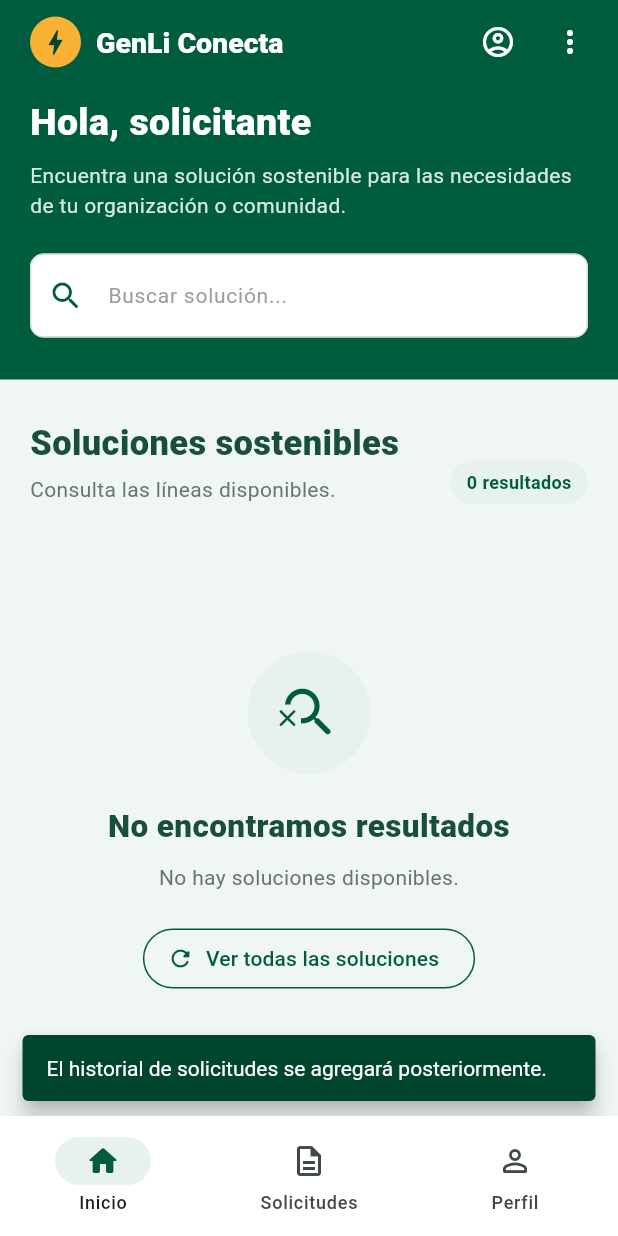
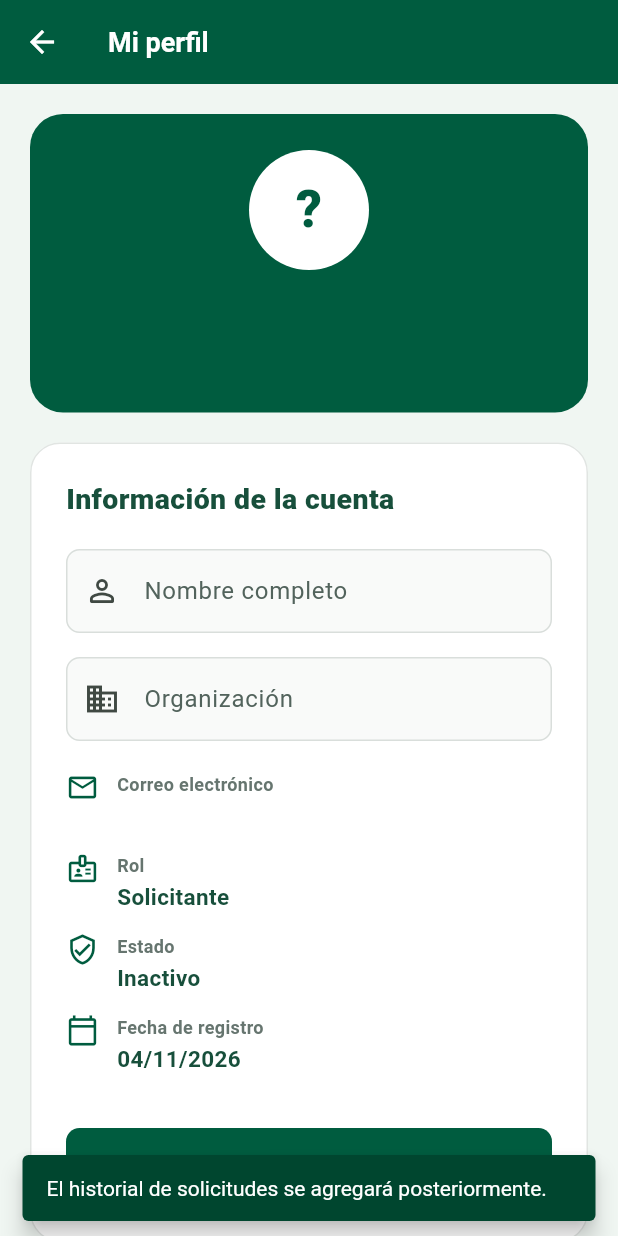
Before and after one commit to JuanEraso23/genli_conecta, a Flutter app: the HomeScreen screen opened by its route, item 2 of the bottom bar chosen, after a tap on the "account circle" icon, on a phone screen of 412 x 824 dp. Run offline on Flutter 3.47's test engine with Material 3 defaults, Android fonts, the phone set to English and light mode, and no system bars; our stand-ins replace cloud_firestore, firebase_auth, firebase_core; accounts and stored records are empty.

Commit message:
feat: consultar y editar perfil del usuario

```diff
--- a/lib/app/routes.dart
+++ b/lib/app/routes.dart
@@ -3,6 +3,7 @@ import 'package:flutter/material.dart';
 import '../screens/auth/login_screen.dart';
 import '../screens/auth/password_recovery_screen.dart';
 import '../screens/auth/register_screen.dart';
+import '../screens/profile/profile_screen.dart';
 import '../screens/home/home_screen.dart';
 
 abstract final class AppRoutes {
@@ -10,6 +11,7 @@ abstract final class AppRoutes {
   static const String passwordRecovery = '/password-recovery';
   static const String register = '/register';
   static const String home = '/home';
+  static const String profile = '/profile';
 
   static Route<dynamic> generateRoute(RouteSettings settings) {
     switch (settings.name) {
@@ -37,6 +39,12 @@ abstract final class AppRoutes {
           settings: settings,
         );
 
+      case profile:
+        return MaterialPageRoute(
+          builder: (_) => const ProfileScreen(),
+          settings: settings,
+        );
+
       default:
         return MaterialPageRoute(
           builder: (_) => const LoginScreen(),
--- a/lib/screens/home/home_screen.dart
+++ b/lib/screens/home/home_screen.dart
@@ -128,18 +128,12 @@ class _HomeScreenState extends State<HomeScreen> {
   void _abrirAdminSolicitudes() {
     Navigator.push(
       context,
-      MaterialPageRoute(
-        builder: (context) => const AdminSolicitudesScreen(),
-      ),
+      MaterialPageRoute(builder: (context) => const AdminSolicitudesScreen()),
     );
   }
 
   void _mostrarPerfil() {
-    ScaffoldMessenger.of(context).showSnackBar(
-      const SnackBar(
-        content: Text('La pantalla de perfil se agregará posteriormente.'),
-      ),
-    );
+    Navigator.pushNamed(context, AppRoutes.profile);
   }
 
   void _mostrarSolicitudes() {
@@ -273,11 +267,15 @@ class _HomeScreenState extends State<HomeScreen> {
                     ],
                   ),
                 ),
-                PopupMenuItem<String>( // NUEVO
+                PopupMenuItem<String>(
+                  // NUEVO
                   value: 'admin', // NUEVO
-                  child: Row( // NUEVO
-                    children: [ // NUEVO
-                      Icon( // NUEVO
+                  child: Row(
+                    // NUEVO
+                    children: [
+                      // NUEVO
+                      Icon(
+                        // NUEVO
                         Icons.admin_panel_settings_outlined, // NUEVO
                         color: AppColors.verdePrincipal, // NUEVO
                       ), // NUEVO
--- /dev/null
+++ b/lib/screens/profile/profile_screen.dart
@@ -0,0 +1,523 @@
+import 'package:cloud_firestore/cloud_firestore.dart';
+import 'package:flutter/material.dart';
+
+import '../../app/theme.dart';
+import '../../models/usuario.dart';
+import '../../services/auth_service.dart';
+
+class ProfileScreen extends StatefulWidget {
+  const ProfileScreen({super.key});
+
+  @override
+  State<ProfileScreen> createState() => _ProfileScreenState();
+}
+
+class _ProfileScreenState extends State<ProfileScreen> {
+  final GlobalKey<FormState> _formKey = GlobalKey<FormState>();
+
+  final TextEditingController _nombreController = TextEditingController();
+
+  final TextEditingController _organizacionController = TextEditingController();
+
+  final AuthService _authService = AuthService();
+
+  Usuario? _usuario;
+  bool _cargandoPerfil = true;
+  bool _guardando = false;
+  String? _mensajeError;
+
+  @override
+  void initState() {
+    super.initState();
+    _cargarPerfil();
+  }
+
+  @override
+  void dispose() {
+    _nombreController.dispose();
+    _organizacionController.dispose();
+    super.dispose();
+  }
+
+  Future<void> _cargarPerfil() async {
+    setState(() {
+      _cargandoPerfil = true;
+      _mensajeError = null;
+    });
+
+    try {
+      final Usuario? usuario = await _authService.obtenerPerfilActual();
+
+      if (!mounted) {
+        return;
+      }
+
+      if (usuario == null) {
+        setState(() {
+          _cargandoPerfil = false;
+          _mensajeError = 'No fue posible encontrar el perfil del usuario.';
+        });
+
+        return;
+      }
+
+      _nombreController.text = usuario.nombre;
+      _organizacionController.text = usuario.organizacion;
+
+      setState(() {
+        _usuario = usuario;
+        _cargandoPerfil = false;
+      });
+    } on FirebaseException catch (_) {
+      if (!mounted) {
+        return;
+      }
+
+      setState(() {
+        _cargandoPerfil = false;
+        _mensajeError = 'No fue posible consultar el perfil.';
+      });
+    } catch (_) {
+      if (!mounted) {
+        return;
+      }
+
+      setState(() {
+        _cargandoPerfil = false;
+        _mensajeError = 'Ocurrió un error inesperado al cargar el perfil.';
+      });
+    }
+  }
+
+  Future<void> _guardarCambios() async {
+    FocusScope.of(context).unfocus();
+
+    if (!_formKey.currentState!.validate()) {
+      return;
+    }
+
+    setState(() {
+      _guardando = true;
+    });
+
+    try {
+      final Usuario usuarioActualizado = await _authService
+          .actualizarPerfilActual(
+            nombre: _nombreController.text,
+            organizacion: _organizacionController.text,
+          );
+
+      if (!mounted) {
+        return;
+      }
+
+      setState(() {
+        _usuario = usuarioActualizado;
+        _guardando = false;
+      });
+
+      ScaffoldMessenger.of(context).showSnackBar(
+        const SnackBar(
+          content: Text('El perfil fue actualizado correctamente.'),
+        ),
+      );
+    } on AuthServiceException catch (error) {
+      if (!mounted) {
+        return;
+      }
+
+      setState(() {
+        _guardando = false;
+      });
+
+      ScaffoldMessenger.of(
+        context,
+      ).showSnackBar(SnackBar(content: Text(error.mensaje)));
+    } catch (_) {
+      if (!mounted) {
+        return;
+      }
+
+      setState(() {
+        _guardando = false;
+      });
+
+      ScaffoldMessenger.of(context).showSnackBar(
+        const SnackBar(
+          content: Text('Ocurrió un error inesperado al actualizar el perfil.'),
+        ),
+      );
+    }
+  }
+
+  String? _validarNombre(String? valor) {
+    final String nombre = valor?.trim() ?? '';
+
+    if (nombre.isEmpty) {
+      return 'Ingresa tu nombre';
+    }
+
+    if (nombre.length < 3) {
+      return 'El nombre debe tener al menos 3 caracteres';
+    }
+
+    return null;
+  }
+
+  String? _validarOrganizacion(String? valor) {
+    final String organizacion = valor?.trim() ?? '';
+
+    if (organizacion.isEmpty) {
+      return 'Ingresa tu organización';
+    }
+
+    if (organizacion.length < 3) {
+      return 'La organización debe tener al menos 3 caracteres';
+    }
+
+    return null;
+  }
+
+  String _textoRol(RolUsuario rol) {
+    switch (rol) {
+      case RolUsuario.administrador:
+        return 'Administrador';
+      case RolUsuario.solicitante:
+        return 'Solicitante';
+    }
+  }
+
+  String _formatearFecha(DateTime fecha) {
+    final String dia = fecha.day.toString().padLeft(2, '0');
+    final String mes = fecha.month.toString().padLeft(2, '0');
+
+    return '$dia/$mes/${fecha.year}';
+  }
+
+  @override
+  Widget build(BuildContext context) {
+    return Scaffold(
+      backgroundColor: AppColors.fondoClaro,
+      appBar: AppBar(
+        backgroundColor: AppColors.verdePrincipal,
+        foregroundColor: AppColors.blanco,
+        title: const Text('Mi perfil'),
+      ),
+      body: SafeArea(child: _construirContenido()),
+    );
+  }
+
+  Widget _construirContenido() {
+    if (_cargandoPerfil) {
+      return const Center(child: CircularProgressIndicator());
+    }
+
+    if (_mensajeError != null || _usuario == null) {
+      return Center(
+        child: Container(
+          constraints: const BoxConstraints(maxWidth: 430),
+          padding: const EdgeInsets.all(28),
+          child: Column(
+            mainAxisSize: MainAxisSize.min,
+            children: [
+              const Icon(
+                Icons.person_off_outlined,
+                color: AppColors.textoSecundario,
+                size: 52,
+              ),
+              const SizedBox(height: 16),
+              Text(
+                _mensajeError ?? 'No fue posible consultar el perfil.',
+                textAlign: TextAlign.center,
+                style: const TextStyle(
+                  color: AppColors.textoSecundario,
+                  fontSize: 16,
+                ),
+              ),
+              const SizedBox(height: 20),
+              FilledButton.icon(
+                onPressed: _cargarPerfil,
+                icon: const Icon(Icons.refresh_rounded),
+                label: const Text('Reintentar'),
+              ),
+            ],
+          ),
+        ),
+      );
+    }
+
+    final Usuario usuario = _usuario!;
+
+    return LayoutBuilder(
+      builder: (context, constraints) {
+        return SingleChildScrollView(
+          keyboardDismissBehavior: ScrollViewKeyboardDismissBehavior.onDrag,
+          padding: const EdgeInsets.all(20),
+          child: Center(
+            child: Container(
+              width: double.infinity,
+              constraints: const BoxConstraints(maxWidth: 680),
+              child: Form(
+                key: _formKey,
+                child: Column(
+                  children: [
+                    _ProfileHeader(usuario: usuario),
+                    const SizedBox(height: 20),
+                    _ProfileFormCard(
+                      nombreController: _nombreController,
+                      organizacionController: _organizacionController,
+                      correo: usuario.correo,
+                      rol: _textoRol(usuario.rol),
+                      activo: usuario.activo,
+                      fechaRegistro: _formatearFecha(usuario.fechaRegistro),
+                      guardando: _guardando,
+                      validarNombre: _validarNombre,
+                      validarOrganizacion: _validarOrganizacion,
+                      onGuardar: _guardarCambios,
+                    ),
+                  ],
+                ),
+              ),
+            ),
+          ),
+        );
+      },
+    );
+  }
+}
+
+class _ProfileHeader extends StatelessWidget {
+  const _ProfileHeader({required this.usuario});
+
+  final Usuario usuario;
+
+  @override
+  Widget build(BuildContext context) {
+    final String inicial = usuario.nombre.trim().isEmpty
+        ? '?'
+        : usuario.nombre.trim()[0].toUpperCase();
+
+    return Container(
+      width: double.infinity,
+      padding: const EdgeInsets.all(24),
+      decoration: BoxDecoration(
+        color: AppColors.verdePrincipal,
+        borderRadius: BorderRadius.circular(22),
+      ),
+      child: Column(
+        children: [
+          CircleAvatar(
+            radius: 40,
+            backgroundColor: AppColors.blanco,
+            child: Text(
+              inicial,
+              style: const TextStyle(
+                color: AppColors.verdePrincipal,
+                fontSize: 34,
+                fontWeight: FontWeight.w800,
+              ),
+            ),
+          ),
+          const SizedBox(height: 14),
+          Text(
+            usuario.nombre,
+            textAlign: TextAlign.center,
+            style: const TextStyle(
+              color: AppColors.blanco,
+              fontSize: 22,
+              fontWeight: FontWeight.w800,
+            ),
+          ),
+          const SizedBox(height: 5),
+          Text(
+            usuario.correo,
+            textAlign: TextAlign.center,
+            style: const TextStyle(color: Color(0xFFD7EBE1), fontSize: 14),
+          ),
+        ],
+      ),
+    );
+  }
+}
+
+class _ProfileFormCard extends StatelessWidget {
+  const _ProfileFormCard({
+    required this.nombreController,
+    required this.organizacionController,
+    required this.correo,
+    required this.rol,
+    required this.activo,
+    required this.fechaRegistro,
+    required this.guardando,
+    required this.validarNombre,
+    required this.validarOrganizacion,
+    required this.onGuardar,
+  });
+
+  final TextEditingController nombreController;
+  final TextEditingController organizacionController;
+  final String correo;
+  final String rol;
+  final bool activo;
+  final String fechaRegistro;
+  final bool guardando;
+  final String? Function(String?) validarNombre;
+  final String? Function(String?) validarOrganizacion;
+  final VoidCallback onGuardar;
+
+  @override
+  Widget build(BuildContext context) {
+    return Card(
+      margin: EdgeInsets.zero,
+      elevation: 0,
+      color: AppColors.blanco,
+      shape: RoundedRectangleBorder(
+        borderRadius: BorderRadius.circular(20),
+        side: BorderSide(color: AppColors.bordeCampo.withValues(alpha: 0.8)),
+      ),
+      child: Padding(
+        padding: const EdgeInsets.all(24),
+        child: Column(
+          crossAxisAlignment: CrossAxisAlignment.start,
+          children: [
+            const Text(
+              'Información de la cuenta',
+              style: TextStyle(
+                color: AppColors.verdeTexto,
+                fontSize: 19,
+                fontWeight: FontWeight.w800,
+              ),
+            ),
+            const SizedBox(height: 20),
+            TextFormField(
+              controller: nombreController,
+              validator: validarNombre,
+              textInputAction: TextInputAction.next,
+              enabled: !guardando,
+              decoration: const InputDecoration(
+                labelText: 'Nombre completo',
+                prefixIcon: Icon(Icons.person_outline_rounded),
+                border: OutlineInputBorder(),
+              ),
+            ),
+            const SizedBox(height: 16),
+            TextFormField(
+              controller: organizacionController,
+              validator: validarOrganizacion,
+              textInputAction: TextInputAction.done,
+              enabled: !guardando,
+              onFieldSubmitted: (_) {
+                if (!guardando) {
+                  onGuardar();
+                }
+              },
+              decoration: const InputDecoration(
+                labelText: 'Organización',
+                prefixIcon: Icon(Icons.business_outlined),
+                border: OutlineInputBorder(),
+              ),
+            ),
+            const SizedBox(height: 20),
+            _ProfileInfoRow(
+              icon: Icons.email_outlined,
+              label: 'Correo electrónico',
+              value: correo,
+            ),
+            _ProfileInfoRow(
+              icon: Icons.badge_outlined,
+              label: 'Rol',
+              value: rol,
+            ),
+            _ProfileInfoRow(
+              icon: Icons.verified_user_outlined,
+              label: 'Estado',
+              value: activo ? 'Activo' : 'Inactivo',
+            ),
+            _ProfileInfoRow(
+              icon: Icons.calendar_today_outlined,
+              label: 'Fecha de registro',
+              value: fechaRegistro,
+            ),
+            const SizedBox(height: 22),
+            SizedBox(
+              width: double.infinity,
+              height: 52,
+              child: FilledButton.icon(
+                onPressed: guardando ? null : onGuardar,
+                icon: guardando
+                    ? const SizedBox.shrink()
+                    : const Icon(Icons.save_outlined),
+                label: guardando
+                    ? const SizedBox(
+                        width: 23,
+                        height: 23,
+                        child: CircularProgressIndicator(
+                          strokeWidth: 2.5,
+                          color: AppColors.blanco,
+                        ),
+                      )
+                    : const Text(
+                        'Guardar cambios',
+                        style: TextStyle(
+                          fontSize: 16,
+                          fontWeight: FontWeight.w700,
+                        ),
+                      ),
+              ),
+            ),
+          ],
+        ),
+      ),
+    );
+  }
+}
+
+class _ProfileInfoRow extends StatelessWidget {
+  const _ProfileInfoRow({
+    required this.icon,
+    required this.label,
+    required this.value,
+  });
+
+  final IconData icon;
+  final String label;
+  final String value;
+
+  @override
+  Widget build(BuildContext context) {
+    return Padding(
+      padding: const EdgeInsets.only(bottom: 14),
+      child: Row(
+        crossAxisAlignment: CrossAxisAlignment.start,
+        children: [
+          Icon(icon, color: AppColors.verdePrincipal, size: 22),
+          const SizedBox(width: 12),
+          Expanded(
+            child: Column(
+              crossAxisAlignment: CrossAxisAlignment.start,
+              children: [
+                Text(
+                  label,
+                  style: const TextStyle(
+                    color: AppColors.textoSecundario,
+                    fontSize: 12,
+                    fontWeight: FontWeight.w600,
+                  ),
+                ),
+                const SizedBox(height: 2),
+                Text(
+                  value,
+                  style: const TextStyle(
+                    color: AppColors.verdeTexto,
+                    fontSize: 15,
+                    fontWeight: FontWeight.w700,
+                  ),
+                ),
+              ],
+            ),
+          ),
+        ],
+      ),
+    );
+  }
+}
--- a/lib/services/auth_service.dart
+++ b/lib/services/auth_service.dart
@@ -178,6 +178,76 @@ class AuthService {
     return Usuario.fromMap(id: documento.id, data: datos);
   }
 
+  Future<Usuario> actualizarPerfilActual({
+    required String nombre,
+    required String organizacion,
+  }) async {
+    final firebase_auth.User? usuarioFirebase = _firebaseAuth.currentUser;
+
+    if (usuarioFirebase == null) {
+      throw const AuthServiceException(
+        'Debes iniciar sesión para actualizar el perfil.',
+      );
+    }
+
+    final String nombreNormalizado = nombre.trim();
+    final String organizacionNormalizada = organizacion.trim();
+
+    if (nombreNormalizado.length < 3) {
+      throw const AuthServiceException(
+        'El nombre debe tener al menos 3 caracteres.',
+      );
+    }
+
+    if (organizacionNormalizada.length < 3) {
+      throw const AuthServiceException(
+        'La organización debe tener al menos 3 caracteres.',
+      );
+    }
+
+    try {
+      final DocumentReference<Map<String, dynamic>> referencia = _firestore
+          .collection(_coleccionUsuarios)
+          .doc(usuarioFirebase.uid);
+
+      final DocumentSnapshot<Map<String, dynamic>> documento = await referencia
+          .get();
+
+      final Map<String, dynamic>? datos = documento.data();
+
+      if (!documento.exists || datos == null) {
+        throw const AuthServiceException(
+          'No fue posible encontrar el perfil del usuario.',
+        );
+      }
+
+      await referencia.update({
+        'nombre': nombreNormalizado,
+        'organizacion': organizacionNormalizada,
+      });
+
+      await usuarioFirebase.updateDisplayName(nombreNormalizado);
+
+      final Map<String, dynamic> datosActualizados = {
+        ...datos,
+        'nombre': nombreNormalizado,
+        'organizacion': organizacionNormalizada,
+      };
+
+      return Usuario.fromMap(id: documento.id, data: datosActualizados);
+    } on firebase_auth.FirebaseAuthException catch (error) {
+      throw AuthServiceException(_mensajeErrorFirebase(error.code));
+    } on FirebaseException {
+      throw const AuthServiceException('No fue posible actualizar el perfil.');
+    } on AuthServiceException {
+      rethrow;
+    } catch (_) {
+      throw const AuthServiceException(
+        'Ocurrió un error inesperado al actualizar el perfil.',
+      );
+    }
+  }
+
   Future<void> enviarCorreoRecuperacion({required String correo}) async {
     final String correoNormalizado = correo.trim().toLowerCase();
 
```
